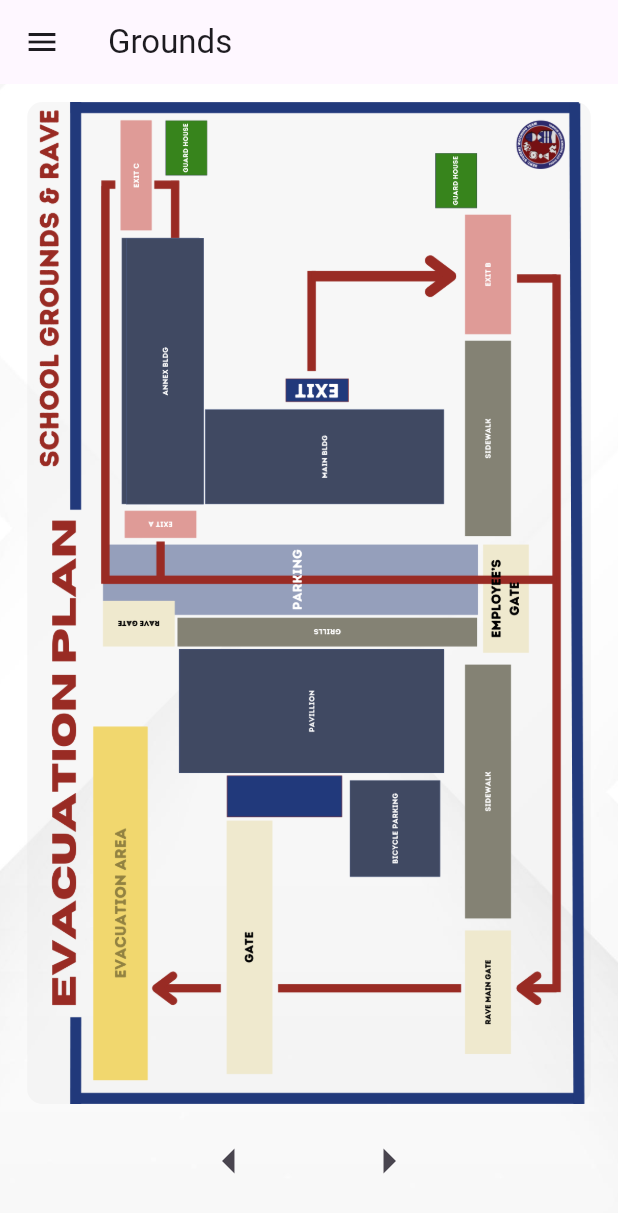
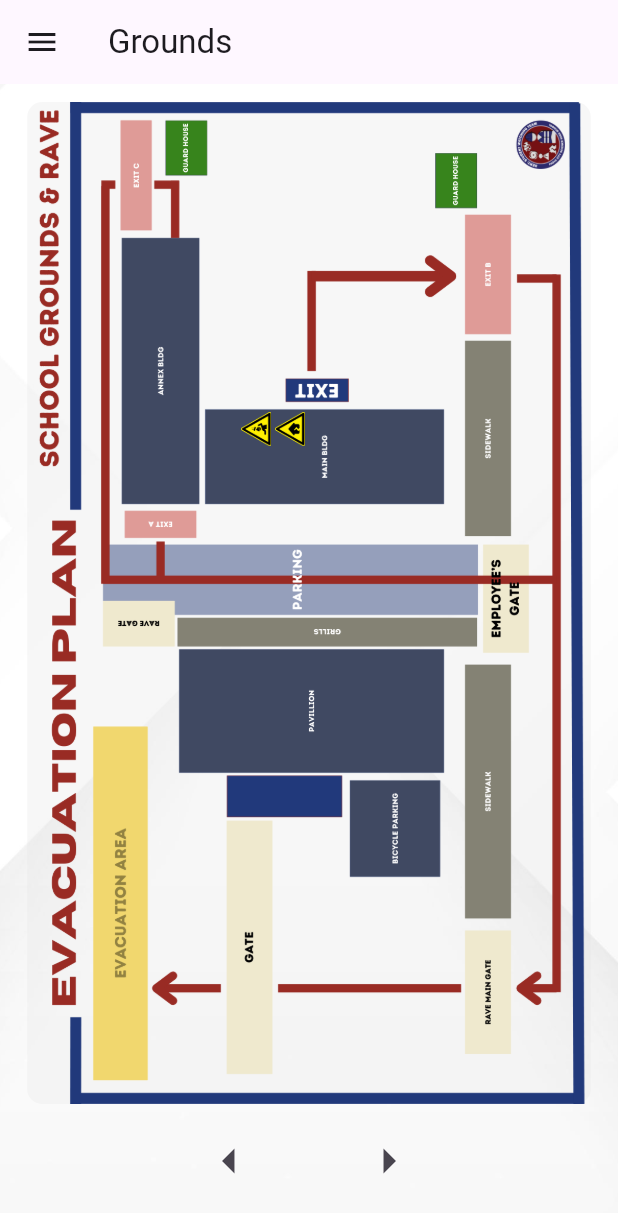
Before and after one commit to Velsariaa/hazmap, a Flutter app: the GroundsPage screen opened directly, on a phone screen of 412 x 824 dp. Shown: the top 1213 px of the screen. Run offline on Flutter 3.47's test engine with Material 3 defaults, Android fonts, the phone set to English and light mode, and no system bars.

Commit message:
[Update] grounds page + assets

```diff
--- a/lib/pages/Grounds.dart
+++ b/lib/pages/Grounds.dart
@@ -33,7 +33,6 @@ class GroundsPage extends StatelessWidget {
         ),
         child: Column(
           children: [
-
             Expanded(
               child: Center(
                 child: AspectRatio(
@@ -45,7 +44,6 @@ class GroundsPage extends StatelessWidget {
 
                       return Stack(
                         children: [
-
                           Positioned.fill(
                             child: Container(
                               decoration: BoxDecoration(
@@ -59,12 +57,9 @@ class GroundsPage extends StatelessWidget {
                               ),
                             ),
                           ),
-
                           Positioned(
-                            left: containerWidth *
-                                0.27,
-                            top: containerHeight *
-                                0.543,
+                            left: containerWidth * 0.38,
+                            top: containerHeight * 0.305,
                             child: GestureDetector(
                                 onTap: () {
                                   showDialog(
@@ -87,22 +82,17 @@ class GroundsPage extends StatelessWidget {
                                   );
                                 },
                                 child: SizedBox(
-                                width: containerWidth * 0.47,
-                                height: containerHeight * 0.13,
+                                  width: containerWidth * 0.053,
+                                  height: containerHeight * 0.043,
                                   child: Image.asset(
-                                  'lib/assets/pavillionbtn.png',
-                                  fit: BoxFit
-                                      .contain,
+                                    'lib/assets/legend_fallingobjects.png',
+                                    fit: BoxFit.contain,
                                   ),
+                                )),
                           ),
-                            ),
-                          ),
-
                           Positioned(
-                            left: containerWidth *
-                                0.17,
-                            top: containerHeight *
-                                0.136,
+                            left: containerWidth * 0.44,
+                            top: containerHeight * 0.305,
                             child: GestureDetector(
                               onTap: () {
                                 showDialog(
@@ -111,7 +101,7 @@ class GroundsPage extends StatelessWidget {
                                     return AlertDialog(
                                       title: const Text('Pavilion Info'),
                                       content: const Text(
-                                          'Details about the Pavilion component.'),
+                                          'Details about the Paviliaaaon component.'),
                                       actions: [
                                         TextButton(
                                           onPressed: () {
@@ -125,12 +115,11 @@ class GroundsPage extends StatelessWidget {
                                 );
                               },
                               child: SizedBox(
-                                width: containerWidth * 0.15,
-                                height: containerHeight * 0.266,
+                                width: containerWidth * 0.053,
+                                height: containerHeight * 0.043,
                                 child: Image.asset(
-                                  'lib/assets/annexbldgbtn.png',
-                                  fit: BoxFit
-                                      .contain,
+                                  'lib/assets/legend_earthquake.png',
+                                  fit: BoxFit.contain,
                                 ),
                               ),
                             ),
```
Also changed, not shown: pubspec.yaml (+6 -2 lines), lib/assets/legend_broken.png (added), lib/assets/legend_earthquake.png (added), lib/assets/legend_exposedwires.png (added), lib/assets/legend_fallingobjects.png (added), lib/assets/legend_flammable.png (added), lib/assets/legend_labApparatus.png (added). Lines whose indentation alone changed are shown as unchanged.
